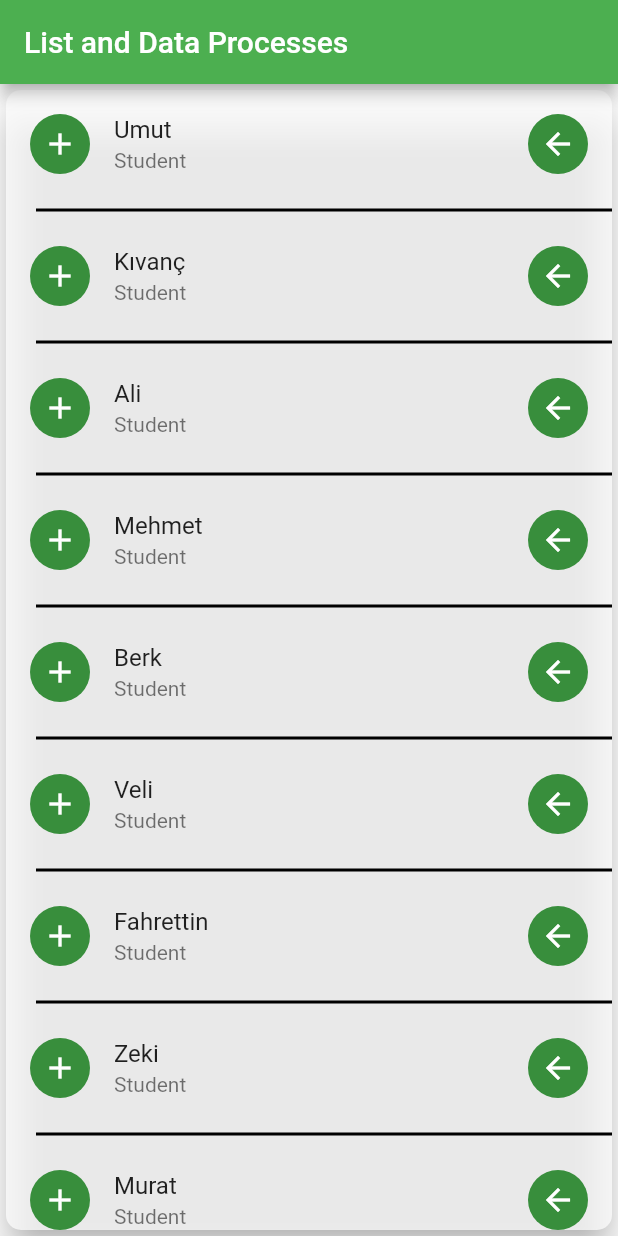
After one commit to Umutk1nc/flutter-course, a Flutter app: the screen it shows after launch, on a phone screen of 412 x 824 dp. The commit adds this screen. Run offline on Flutter 3.47's test engine with Material 3 defaults, Android fonts, the phone set to English and light mode, and no system bars.

Commit message:
Complete Lesson 10: ListView, Card and ListTile

```diff
--- /dev/null
+++ b/course_app_04/lib/card_listtile.dart
@@ -0,0 +1,30 @@
+import 'package:course_app_04/one_row_widget.dart';
+import 'package:flutter/material.dart';
+
+class CardListTile extends StatefulWidget {
+  const CardListTile({super.key});
+
+
+  @override
+  State<CardListTile> createState() => _CardListTileState();
+}
+
+class _CardListTileState extends State<CardListTile>{
+  @override Widget build(BuildContext context) {
+    return Center(
+      child: Card(
+        color:Colors.white70,
+        shadowColor:Colors.black,
+        elevation: 10,
+        shape: RoundedRectangleBorder(
+          borderRadius: BorderRadius.circular(10),
+        ),
+        child:Column(
+          children: [
+            Expanded(child: OneRowListTile()),//Expanded widget is used to make the OneRowListTile widget take up all available space in the column.
+          ],
+        ),
+        ),
+    );
+  }
+}
--- /dev/null
+++ b/course_app_04/lib/list_view.dart
@@ -0,0 +1,51 @@
+import 'package:course_app_04/one_row_widget.dart';
+import 'package:flutter/material.dart';
+
+// ignore: must_be_immutable
+class OneRowListView  extends StatelessWidget{
+  OneRowListView ({super.key});
+
+  List<Student> allStudents=List.generate(50, ((index) =>
+  Student(id: index,name:"Student Name:$index",isBoy:index%2==0) ) ,);//List.generate() method is used to generate a list of 50 students with id, name and isBoy properties.
+
+
+
+  @override
+  Widget build(BuildContext context) {
+    return ListView.builder(
+      itemCount: allStudents.length,
+      itemBuilder: (context, index) => Card(//Card widget is used to create a card-like UI for each student in the list.
+        color:allStudents[index].isBoy
+       ? Colors.blue.shade200
+       : Colors.red.shade200,
+       child: ListTile(
+        title:Text(allStudents[index].name),
+        leading: CircleAvatar(child: Text(index.toString()),),
+       ),
+    ),
+  );}
+
+  ListView listView() {//ListView is a scrollable list of widgets arranged linearly.
+    return ListView(
+    children: [
+      OneRowListTile(),
+      OneRowListTile(),
+    ],
+  );
+  }
+
+  SingleChildScrollView singleChildScrollView() {//SingleChildScrollView is a scrollable widget that has a single child.
+    return const SingleChildScrollView(
+    child:OneRowListTile(),//SingleChildScrollView is a scrollable widget that has a single child.
+
+  );
+  }
+}
+
+class Student{
+  final int id;
+  final String name;
+  final bool isBoy;
+
+  Student({required this.id, required this.name, required this.isBoy});
+}
--- a/course_app_04/lib/main.dart
+++ b/course_app_04/lib/main.dart
@@ -1,3 +1,9 @@
+// ignore: unused_import
+import 'package:course_app_04/card_listtile.dart';
+// ignore: unused_import
+import 'package:course_app_04/list_view.dart';
+// ignore: unused_import
+import 'package:course_app_04/one_row_widget.dart';
 import 'package:flutter/material.dart';
 
 void main() {
@@ -9,8 +15,19 @@ class MainApp extends StatelessWidget {
 
   @override
   Widget build(BuildContext context) {
-    return const MaterialApp(
-      home: Scaffold(body: Center(child: Text('Hello World!'))),
+    return MaterialApp(
+      theme: ThemeData(
+        primarySwatch: Colors.green,
+        useMaterial3: false,
+      ),
+      debugShowCheckedModeBanner: false, //to remove debug banner
+      title: "Material App",
+      home: Scaffold(
+        appBar: AppBar(
+          title: const Text('List and Data Processes'),
+        ),
+        body: CardListTile(),//CardListTile(),//OneRowListView()
+      ),
     );
   }
 }
--- /dev/null
+++ b/course_app_04/lib/one_row_widget.dart
@@ -0,0 +1,145 @@
+import 'package:flutter/material.dart';
+class OneRowListTile extends StatelessWidget {
+  const OneRowListTile({
+    super.key,
+  });
+
+  @override
+  Widget build(BuildContext context) {
+    return ListView(//Column widget is used to arrange its children vertically.
+        children: [
+          ListTile(
+            leading: CircleAvatar(
+              child: Icon(Icons.add),
+              ),
+              trailing: CircleAvatar(
+                child:Icon(Icons.arrow_back)),
+            title: Text("Umut"),
+            subtitle: Text("Student"),
+          ),
+          Divider(
+            thickness:2,
+            indent: 20,
+            color:Colors.black),
+          ListTile(
+            leading: CircleAvatar(
+              child: Icon(Icons.add),
+              ),
+              trailing: CircleAvatar(
+                child:Icon(Icons.arrow_back)),
+            title: Text("Kıvanç"),
+            subtitle: Text("Student"),
+          ),
+          Divider(
+            thickness:2,
+            indent: 20,
+            color:Colors.black),
+          ListTile(
+            leading: CircleAvatar(
+              child: Icon(Icons.add),
+              ),
+              trailing: CircleAvatar(
+                child:Icon(Icons.arrow_back)),
+            title: Text("Ali"),
+            subtitle: Text("Student"),
+          ),
+          Divider(
+            thickness:2,
+            indent: 20,
+            color:Colors.black),
+          ListTile(
+            leading: CircleAvatar(
+              child: Icon(Icons.add),
+              ),
+              trailing: CircleAvatar(
+                child:Icon(Icons.arrow_back)),
+            title: Text("Mehmet"),
+            subtitle: Text("Student"),
+          ),
+          Divider(
+            thickness:2,
+            indent: 20,
+            color:Colors.black),
+          ListTile(
+            leading: CircleAvatar(
+              child: Icon(Icons.add),
+              ),
+              trailing: CircleAvatar(
+                child:Icon(Icons.arrow_back)),
+            title: Text("Berk"),
+            subtitle: Text("Student"),
+          ),
+          Divider(
+            thickness:2,
+            indent: 20,
+            color:Colors.black),
+          ListTile(
+            leading: CircleAvatar(
+              child: Icon(Icons.add),
+              ),
+              trailing: CircleAvatar(
+                child:Icon(Icons.arrow_back)),
+            title: Text("Veli"),
+            subtitle: Text("Student"),
+          ),
+          Divider(
+            thickness:2,
+            indent: 20,
+            color:Colors.black),
+          ListTile(
+            leading: CircleAvatar(
+              child: Icon(Icons.add),
+              ),
+              trailing: CircleAvatar(
+                child:Icon(Icons.arrow_back)),
+            title: Text("Fahrettin"),
+            subtitle: Text("Student"),
+          ),
+          Divider(
+            thickness:2,
+            indent: 20,
+            color:Colors.black),
+          ListTile(
+            leading: CircleAvatar(
+              child: Icon(Icons.add),
+              ),
+              trailing: CircleAvatar(
+                child:Icon(Icons.arrow_back)),
+            title: Text("Zeki"),
+            subtitle: Text("Student"),
+          ),
+          Divider(
+            thickness:2,
+            indent: 20,
+            color:Colors.black),
+          ListTile(
+            leading: CircleAvatar(
+              child: Icon(Icons.add),
+              ),
+              trailing: CircleAvatar(
+                child:Icon(Icons.arrow_back)),
+            title: Text("Murat"),
+            subtitle: Text("Student"),
+          ),
+          Divider(
+            thickness:2,
+            indent: 20,
+            color:Colors.black),
+          ListTile(
+            leading: CircleAvatar(
+              child: Icon(Icons.add),
+              ),
+              trailing: CircleAvatar(
+                child:Icon(Icons.arrow_back)),
+            title: Text("Yusuf"),
+            subtitle: Text("Student"),
+          ),
+          Divider(
+            thickness:2,
+            indent: 20,
+            color:Colors.black),
+
+          ],
+        );
+  }
+}
```
